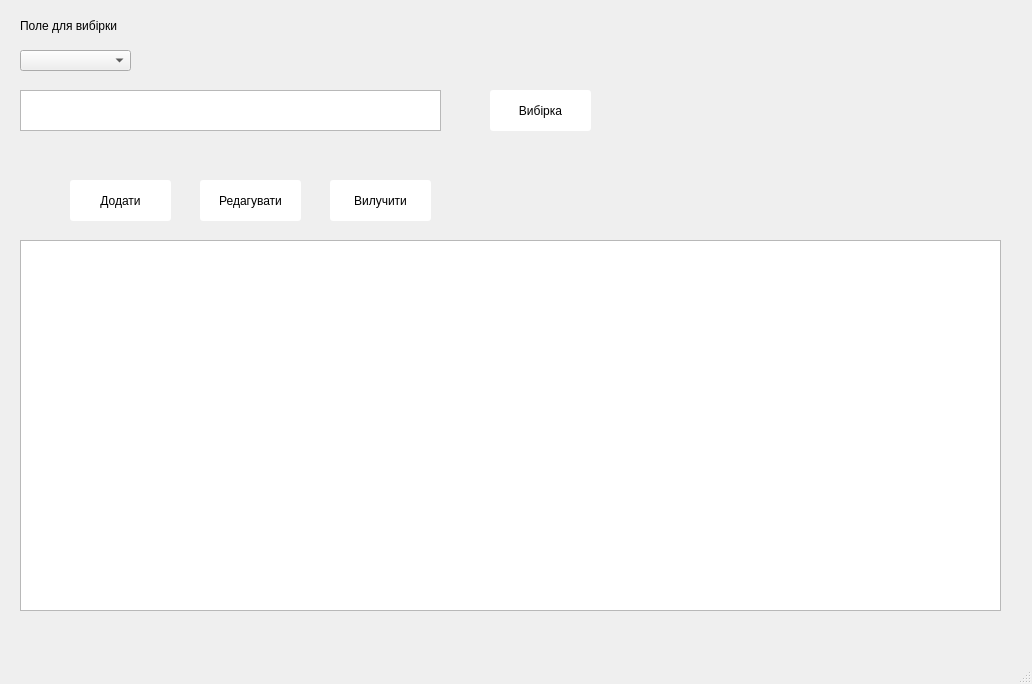
Before: the Qt Designer form app/gui/groups.ui in ValRudyka/courseprogram, drawn with Qt 5.
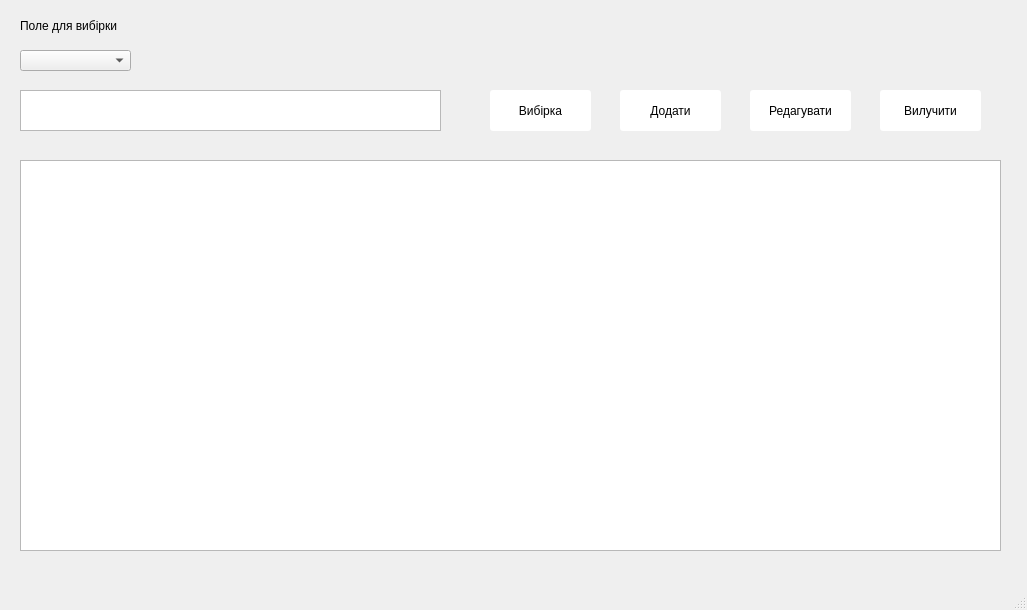
After: the same form once the commit is applied.

What changed in the file:
```diff
--- a/app/gui/groups.ui
+++ b/app/gui/groups.ui
@@ -6,8 +6,8 @@
    <rect>
     <x>0</x>
     <y>0</y>
-    <width>1032</width>
-    <height>684</height>
+    <width>1027</width>
+    <height>610</height>
    </rect>
   </property>
   <property name="windowTitle">
@@ -23,8 +23,8 @@
    <widget class="QPushButton" name="pushButton_3">
     <property name="geometry">
      <rect>
-      <x>200</x>
-      <y>180</y>
+      <x>750</x>
+      <y>90</y>
       <width>101</width>
       <height>41</height>
      </rect>
@@ -49,8 +49,8 @@
    <widget class="QPushButton" name="pushButton_4">
     <property name="geometry">
      <rect>
-      <x>330</x>
-      <y>180</y>
+      <x>880</x>
+      <y>90</y>
       <width>101</width>
       <height>41</height>
      </rect>
@@ -100,8 +100,8 @@
    <widget class="QPushButton" name="pushButton_5">
     <property name="geometry">
      <rect>
-      <x>70</x>
-      <y>180</y>
+      <x>620</x>
+      <y>90</y>
       <width>101</width>
       <height>41</height>
      </rect>
@@ -114,9 +114,9 @@
     <property name="geometry">
      <rect>
       <x>20</x>
-      <y>240</y>
+      <y>160</y>
       <width>981</width>
-      <height>371</height>
+      <height>391</height>
      </rect>
     </property>
     <property name="gridStyle">
```
Left out of the diff: 2 changed lines with no effect on the pictures.
